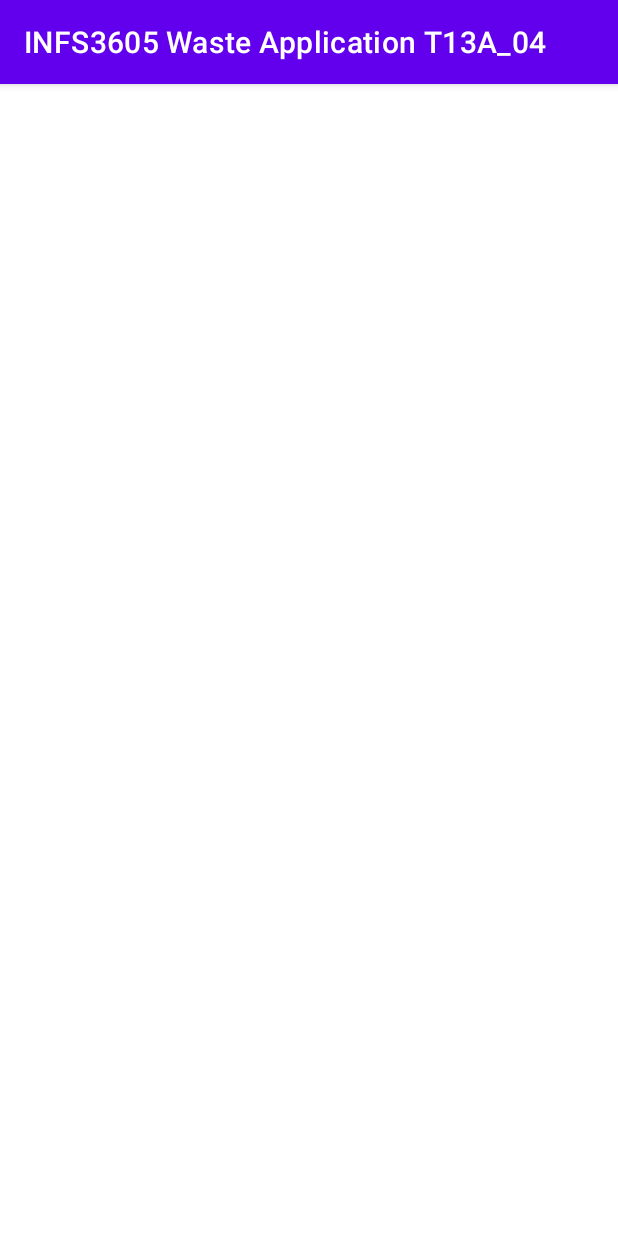
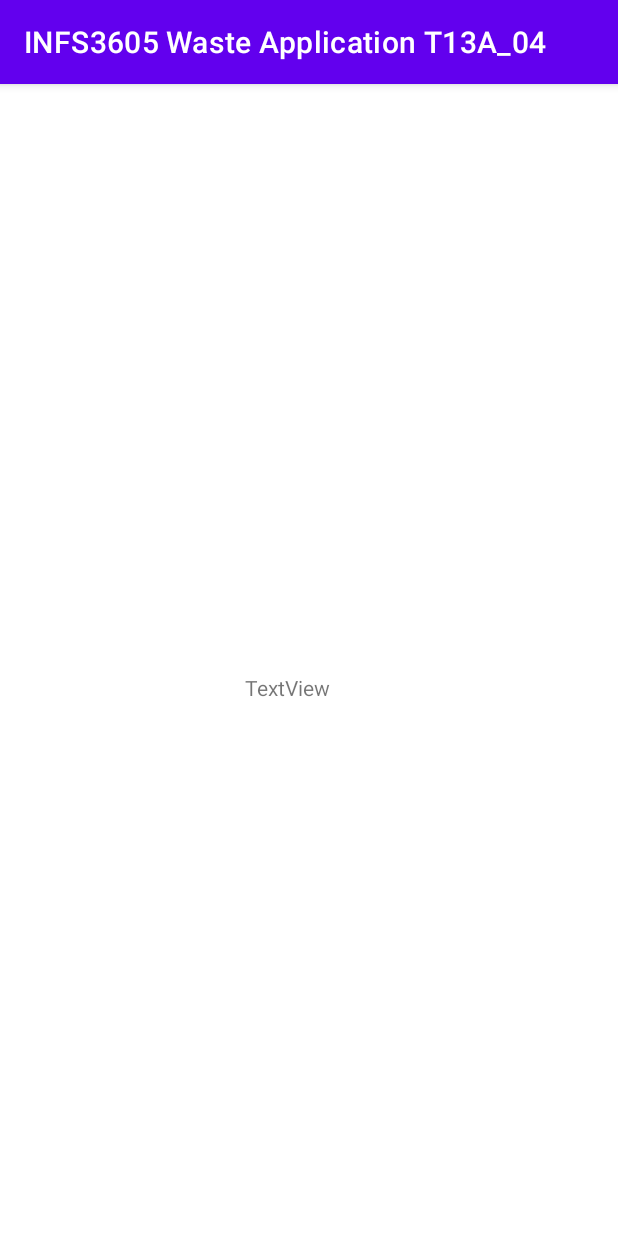
Before and after one commit to KaiwenLuo2003/INFS3605-Waste-App, an Android app: the RecipeActivity screen opened directly, with no data from a screen before it, on a phone screen of 412 x 824 dp. Run offline under Robolectric (Android 15) with nearby library versions, the phone set to English and light mode, and no system bars.

Commit message:
fixed textview + search recipe api GET methods

```diff
--- a/app/src/main/java/com/example/infs3605wasteapplicationt13a_04/MainActivity.java
+++ b/app/src/main/java/com/example/infs3605wasteapplicationt13a_04/MainActivity.java
@@ -28,6 +28,8 @@ public class MainActivity extends AppCompatActivity {
 
         textView.setText("testing");
 
+        Intent intent = getIntent();
+
 
         showMap.setOnClickListener(new View.OnClickListener() {
 
--- a/app/src/main/java/com/example/infs3605wasteapplicationt13a_04/RecipeActivity.java
+++ b/app/src/main/java/com/example/infs3605wasteapplicationt13a_04/RecipeActivity.java
@@ -25,21 +25,43 @@ public class RecipeActivity extends AppCompatActivity {
 
     TextView apiDetails;
     private static final String TAG = "recipeActivity";
+    String api_key = "fd4dad4847msh681f68c54f6e396p14017djsnd0c43955d9e8";
+
 
     @Override
     protected void onCreate(Bundle savedInstanceState) {
-//        super.onCreate(savedInstanceState);
-//        setContentView(R.layout.activity_recipe);
-//
+
 //        Retrofit retrofit = new Retrofit.Builder()
 //                .baseUrl("https://spoonacular-recipe-food-nutrition-v1.p.rapidapi.com/")
 //                .addConverterFactory(GsonConverterFactory.create())
 //                .build();
 
         super.onCreate(savedInstanceState);
+        setContentView(R.layout.activity_recipe);
         apiDetails = findViewById(R.id.apiDetails);
         //apiDetails.setText("testing");
         OkHttpClient client = new OkHttpClient();
+
+        //retrofit version
+        Retrofit retrofit = new Retrofit.Builder().baseUrl("https://spoonacular-recipe-food-nutrition-v1.p.rapidapi.com")
+                .addConverterFactory(GsonConverterFactory.create()).build();
+
+        RecipeInterface recipeAPI = retrofit.create(RecipeInterface.class);
+        Call<ResponseBody> call = recipeAPI.searchRecipe("apples", true, "vegetarian", "", "", 5, 0, false, "");
+        call.enqueue(new Callback<ResponseBody>() {
+            @Override
+            public void onResponse(Call<ResponseBody> call, retrofit2.Response<ResponseBody> response) {
+                Log.d(TAG, "API CAll Success");
+                Log.d(TAG, response.toString());
+                apiDetails.setText("working");
+            }
+
+            @Override
+            public void onFailure(Call<ResponseBody> call, Throwable t) {
+                Log.d(TAG, "API Call Failed");
+            }
+        });
+
 
 
 //        Thread thread = new Thread(new Runnable() {
@@ -72,41 +94,8 @@ public class RecipeActivity extends AppCompatActivity {
 //
 //        thread.start();
 
-        //retrofit version
-        Retrofit retrofit = new Retrofit.Builder().baseUrl("https://spoonacular-recipe-food-nutrition-v1.p.rapidapi.com")
-                .addConverterFactory(GsonConverterFactory.create()).build();
 
-        RecipeInterface recipeAPI = retrofit.create(RecipeInterface.class);
-        Call<ResponseBody> call = recipeAPI.getRecipeByIngredients("apples", 6, true, true, 1);
-        call.enqueue(new Callback<ResponseBody>() {
-            @Override
-            public void onResponse(Call<ResponseBody> call, retrofit2.Response<ResponseBody> response) {
-                Log.d(TAG, "API CAll Success");
-                Log.d(TAG, response.toString());
-            }
 
-            @Override
-            public void onFailure(Call<ResponseBody> call, Throwable t) {
-                Log.d(TAG, "API Call Failed");
-            }
-        });
-//        Retrofit retrofit = new Retrofit.Builder().baseUrl("https://app.nanonets.com/api/v2/OCR/Model/")
-//                .addConverterFactory(GsonConverterFactory.create())
-//                .build();
-//
-//        RetrofitOCRCall nanonetAPI = retrofit.create(RetrofitOCRCall.class);
-//        Call<ResponseBody> call = nanonetAPI.getModel();
-//        call.enqueue(new Callback<ResponseBody>() {
-//            @Override
-//            public void onResponse(Call<ResponseBody> call, retrofit2.Response<ResponseBody> response) {
-//                Log.d(TAG, response.toString());
-//            }
-//
-//            @Override
-//            public void onFailure(Call<ResponseBody> call, Throwable t) {
-//                Log.d(TAG, "API Call Failed");
-//            }
-//        });
 
 
 
--- a/app/src/main/java/com/example/infs3605wasteapplicationt13a_04/api/RecipeInterface.java
+++ b/app/src/main/java/com/example/infs3605wasteapplicationt13a_04/api/RecipeInterface.java
@@ -9,14 +9,121 @@ import retrofit2.http.Query;
 
 public interface RecipeInterface {
 
-//    @Headers({"X-RapidAPI-Key: fd4dad4847msh681f68c54f6e396p14017djsnd0c43955d9e8" +
-//            "X-RapidAPI-Host: spoonacular-recipe-food-nutrition-v1.p.rapidapi.com/recipes"})
-    @Headers({"X-RapidAPI-Key: fd4dad4847msh681f68c54f6e396p14017djsnd0c43955d9e8",
-            "X-RapidAPI-Host: spoonacular-recipe-food-nutrition-v1.p.rapidapi.com/recipes"})
-//    @GET("/complexSearch?")
-//    Call<ResponseBody> searchRecipes(
-//            @Query("query") String
-//    );
+    public static final String api_key = "fd4dad4847msh681f68c54f6e396p14017djsnd0c43955d9e8";
+    public static final String api_host = "spoonacular-recipe-food-nutrition-v1.p.rapidapi.com/recipes";
+
+    @Headers({"X-RapidAPI-Key: " + api_key,
+            "X-RapidAPI-Host: " + api_host})
+
+    @GET("/recipes/search?")
+    Call<ResponseBody> searchRecipe(
+            @Query("query") String query,
+            @Query("instructionsRequired") boolean instructionsRequired,
+            @Query("diet") String diet,
+            @Query("excludeIngredients") String excludeIngredients,
+            @Query("intolerances") String intolerances,
+            @Query("number") int resultsNo,
+            @Query("offset") int offset,
+            @Query("limitLicense") boolean limitLicense,
+            @Query("cuisine") String cuisine
+    );
+
+    @GET("/recipes/complexSearch?")
+    Call<ResponseBody> complexSearch(
+            @Query("query") String query,
+            @Query("cuisine") String cuisine,
+            @Query("excludeCuisine") String excludeCuisine,
+            @Query("diet") String diet,
+            @Query("intolerances") String intolerances,
+            @Query("equipment") String equipment,
+            @Query("includeIngredients") String includeIngredients,
+            @Query("excludeIngredients") String excludeIngredients,
+            @Query("type") String type,
+            @Query("instructionsRequired") boolean instructionsRequired,
+            @Query("fillIngredients") boolean fillIngredients,
+            @Query("addRecipeInformation") boolean addRecipeInformation,
+            @Query("titleMatch") String titleMatch,
+            @Query("maxReadyTime") int maxReadyTime,
+            @Query("ignorePantry") boolean ignorePantry,
+            @Query("sort") String sort,
+            @Query("sortDirection") String sortDirection,
+            @Query("minCarbs") int minCarbs,
+            @Query("maxCarbs") int maxCarbs,
+            @Query("minProtein") int minProtein,
+            @Query("maxProtein") int maxProtein,
+            @Query("minCalories") int minCalories,
+            @Query("maxCalories") int maxCalories,
+            @Query("minFat") int minFat,
+            @Query("maxFat") int maxFat,
+            @Query("minAlcohol") int minAlcohol,
+            @Query("maxAlcohol") int maxAlcohol,
+            @Query("minCaffeine") int minCaffeine,
+            @Query("maxCaffeine") int maxCaffeine,
+            @Query("minCopper") int minCopper,
+            @Query("maxCopper") int maxCopper,
+            @Query("minCalcium") int minCalcium,
+            @Query("maxCalcium") int maxCalcium,
+            @Query("minCholine") int minCholine,
+            @Query("maxCholine") int maxCholine,
+            @Query("minCholesterol") int minCholesterol,
+            @Query("maxCholesterol") int maxCholesterol,
+            @Query("minFluoride") int minFluoride,
+            @Query("maxFluoride") int maxFluoride,
+            @Query("minSaturatedFat") int minSaturatedFat,
+            @Query("maxSaturatedFat") int maxSaturatedFat,
+            @Query("minVitaminA") int minVitaminA,
+            @Query("maxVitaminA") int maxVitaminA,
+            @Query("minVitaminC") int minVitaminC,
+            @Query("maxVitaminC") int maxVitaminC,
+            @Query("minVitaminD") int minVitaminD,
+            @Query("maxVitaminD") int maxVitaminD,
+            @Query("minVitaminE") int minVitaminE,
+            @Query("maxVitaminE") int maxVitaminE,
+            @Query("minVitaminK") int minVitaminK,
+            @Query("maxVitaminK") int maxVitaminK,
+            @Query("minVitaminB1") int minVitaminB1,
+            @Query("maxVitaminB1") int maxVitaminB1,
+            @Query("minVitaminB2") int minVitaminB2,
+            @Query("maxVitaminB2") int maxVitaminB2,
+            @Query("minVitaminB5") int minVitaminB5,
+            @Query("maxVitaminB5") int maxVitaminB5,
+            @Query("minVitaminB3") int minVitaminB3,
+            @Query("maxVitaminB3") int maxVitaminB3,
+            @Query("minVitaminB6") int minVitaminB6,
+            @Query("maxVitaminB6") int maxVitaminB6,
+            @Query("minVitaminB12") int minVitaminB12,
+            @Query("maxVitaminB12") int maxVitaminB12,
+            @Query("minFiber") int minFiber,
+            @Query("maxFiber") int maxFiber,
+            @Query("minFolate") int minFolate,
+            @Query("maxFolate") int maxFolate,
+            @Query("minFolicAcid") int minFolicAcid,
+            @Query("maxFolicAcid") int maxFolicAcid,
+            @Query("minIodine") int minIodine,
+            @Query("maxIodine") int maxIodine,
+            @Query("minIron") int minIron,
+            @Query("maxIron") int maxIron,
+            @Query("minMagnesium") int minMagnesium,
+            @Query("maxMagnesium") int maxMagnesium,
+            @Query("minManganese") int minManganese,
+            @Query("maxManganese") int maxManganese,
+            @Query("minPhosphorus") int minPhosphorus,
+            @Query("maxPhosphorus") int maxPhosphorus,
+            @Query("minPotassium") int minPotassium,
+            @Query("maxPotassium") int maxPotassium,
+            @Query("minSelenium") int minSelenium,
+            @Query("maxSelenium") int maxSelenium,
+            @Query("minSodium") int minSodium,
+            @Query("maxSodium") int maxSodium,
+            @Query("minSugar") int minSugar,
+            @Query("maxSugar") int maxSugar,
+            @Query("minZinc") int minZinc,
+            @Query("maxZinc") int maxZinc,
+            @Query("offset") int offset,
+            @Query("number") int number,
+            @Query("limitLicense") boolean limitLicense,
+            @Query("ranking") int ranking
+    );
 
 
     @GET("/recipes/findByIngredients?")
```
